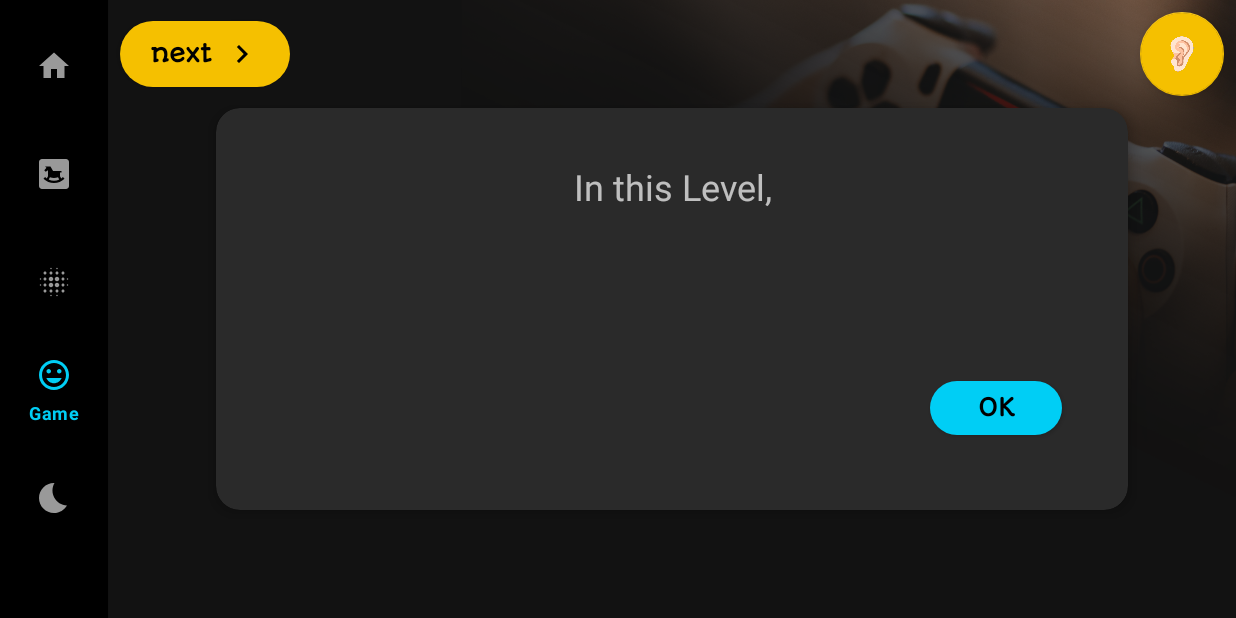
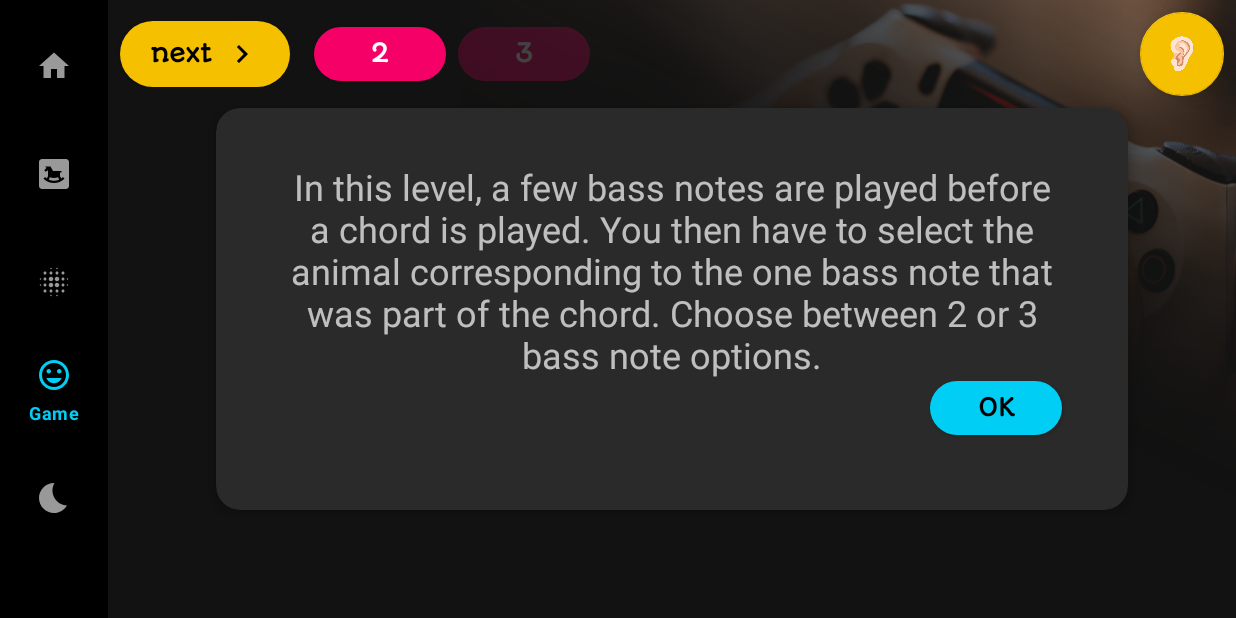
Before and after one commit to FabianMorenoDev/APPsolute, an Android app: the GameFragmentFirst screen opened through its navigation route, after a tap on "next", on a phone screen of 824 x 412 dp (held sideways). Run offline under Robolectric (Android 15) with nearby library versions, the phone set to English and light mode, and no system bars; our stand-ins replace data binding, navigation-ui; 1 statement that could not run was skipped; 1 other tap on this screen came first.

Commit message:
GAME: UI changes

```diff
--- a/app/src/main/java/de/doctormoreno/appsolute/ui/game/GameFragmentFirst.kt
+++ b/app/src/main/java/de/doctormoreno/appsolute/ui/game/GameFragmentFirst.kt
@@ -10,6 +10,8 @@ import androidx.fragment.app.activityViewModels
 import androidx.lifecycle.lifecycleScope
 import androidx.navigation.fragment.findNavController
 import coil.load
+import de.doctormoreno.appsolute.ALPHA_NOT_SELECTED
+import de.doctormoreno.appsolute.ALPHA_SELECTED
 import de.doctormoreno.appsolute.MainViewModel
 import de.doctormoreno.appsolute.audio.GAME_ONE_PATTERNS
 import de.doctormoreno.appsolute.data.models.Note
@@ -24,6 +26,8 @@ class GameFragmentFirst : Fragment() {
     private lateinit var binding: FragmentGameFirstBinding
     private val mainViewModel: MainViewModel by activityViewModels()
     private val gameViewModel: GameViewModel by activityViewModels()
+
+    private var mode = 2
 
     private lateinit var context: Context
 
@@ -43,26 +47,11 @@ class GameFragmentFirst : Fragment() {
     override fun onViewCreated(view: View, savedInstanceState: Bundle?) {
         super.onViewCreated(view, savedInstanceState)
         initializeView()
-        binding.btnNext.setOnClickListener {
-            findNavController().navigate(GameFragmentFirstDirections.actionGameFragmentFirstToGameFragmentSecond())
-        }
+        setOnClickListeners()
         gameViewModel.pause()
         gameViewModel.next.observe(viewLifecycleOwner) {
             if (it) {
                 startPattern()
-            }
-        }
-        binding.btnOk.setOnClickListener {
-            binding.cvDescrpition.visibility = View.GONE
-            gameViewModel.resume()
-            gameViewModel.stats.observe(viewLifecycleOwner) {
-                if (it.isNotEmpty()) {
-                    if (it.last()) {
-                        binding.tvCorrect.visibility = View.VISIBLE
-                    } else {
-                        binding.tvTryAgain.visibility = View.VISIBLE
-                    }
-                }
             }
         }
     }
@@ -92,8 +81,48 @@ class GameFragmentFirst : Fragment() {
         }
     }
 
+    private fun setOnClickListeners(){
+        binding.btnNext.setOnClickListener {
+            findNavController().navigate(GameFragmentFirstDirections.actionGameFragmentFirstToGameFragmentSecond())
+        }
+        binding.btnOk.setOnClickListener {
+            binding.cvDescrpition.visibility = View.GONE
+            gameViewModel.resume()
+            gameViewModel.stats.observe(viewLifecycleOwner) {
+                if (it.isNotEmpty()) {
+                    if (it.last()) {
+                        binding.tvCorrect.visibility = View.VISIBLE
+                    } else {
+                        binding.tvTryAgain.visibility = View.VISIBLE
+                    }
+                }
+            }
+        }
+        binding.btn2.setOnClickListener {
+            binding.btn2.alpha = ALPHA_SELECTED
+            binding.btn3.alpha = ALPHA_NOT_SELECTED
+            binding.btn4.alpha = ALPHA_NOT_SELECTED
+            mode = 2
+        }
+        binding.btn3.setOnClickListener {
+            binding.btn3.alpha = ALPHA_SELECTED
+            binding.btn2.alpha = ALPHA_NOT_SELECTED
+            binding.btn4.alpha = ALPHA_NOT_SELECTED
+            mode = 3
+        }
+        binding.btn4.setOnClickListener {
+            binding.btn4.alpha = ALPHA_SELECTED
+            binding.btn2.alpha = ALPHA_NOT_SELECTED
+            binding.btn3.alpha = ALPHA_NOT_SELECTED
+            mode = 4
+        }
+    }
+
     private fun initializeView() {
         binding.ivBackgroundGame.load(R.drawable.background_overlay_game)
+        binding.btn2.alpha = ALPHA_SELECTED
+        binding.btn3.alpha = ALPHA_NOT_SELECTED
+        binding.btn4.alpha = ALPHA_NOT_SELECTED
         binding.tvTryAgain.visibility = View.GONE
         binding.tvCorrect.visibility = View.GONE
     }
--- a/app/src/main/java/de/doctormoreno/appsolute/ui/game/GameFragmentResult.kt
+++ b/app/src/main/java/de/doctormoreno/appsolute/ui/game/GameFragmentResult.kt
@@ -9,6 +9,7 @@ import androidx.fragment.app.activityViewModels
 import coil.load
 import de.doctormoreno.appsolute.R
 import de.doctormoreno.appsolute.databinding.FragmentGameResultBinding
+import kotlin.math.round
 
 class GameFragmentResult : Fragment() {
 
@@ -42,7 +43,7 @@ class GameFragmentResult : Fragment() {
             if (correct == 0) {
                 "0"
             } else {
-                100.0 / (gameViewModel.stats.value?.size ?: 1) * correct
+                round(100* 100.0 / (gameViewModel.stats.value?.size ?: 1) * correct)/100
             }
         }%"
         binding.tvScore.text = result
--- a/app/src/main/java/de/doctormoreno/appsolute/ui/game/GameFragmentSecond.kt
+++ b/app/src/main/java/de/doctormoreno/appsolute/ui/game/GameFragmentSecond.kt
@@ -6,18 +6,25 @@ import android.view.View
 import android.view.ViewGroup
 import androidx.fragment.app.Fragment
 import androidx.fragment.app.activityViewModels
+import androidx.lifecycle.lifecycleScope
 import androidx.navigation.fragment.findNavController
 import coil.load
+import de.doctormoreno.appsolute.ALPHA_NOT_SELECTED
+import de.doctormoreno.appsolute.ALPHA_SELECTED
 import de.doctormoreno.appsolute.MainViewModel
 import de.doctormoreno.appsolute.R
+import de.doctormoreno.appsolute.audio.playNote
 import de.doctormoreno.appsolute.databinding.FragmentGameSecondBinding
 import kotlinx.coroutines.Job
+import kotlinx.coroutines.launch
 
 class GameFragmentSecond : Fragment() {
 
     private lateinit var binding: FragmentGameSecondBinding
     private val mainViewModel: MainViewModel by activityViewModels()
     private val gameViewModel: GameViewModel by activityViewModels()
+
+    private var mode = 2
 
     override fun onCreateView(
         inflater: LayoutInflater,
@@ -31,14 +38,38 @@ class GameFragmentSecond : Fragment() {
     override fun onViewCreated(view: View, savedInstanceState: Bundle?) {
         super.onViewCreated(view, savedInstanceState)
         initializeView()
-        binding.btnNext.setOnClickListener {
-            findNavController().navigate(GameFragmentSecondDirections.actionGameFragmentSecondToGameFragmentThird())
-        }
+        setOnClickListeners()
         gameViewModel.pause()
         gameViewModel.next.observe(viewLifecycleOwner) {
             if (it) {
                 startPattern()
             }
+        }
+    }
+
+    private fun startPattern() {
+        try {
+            mainViewModel.octaves.observe(viewLifecycleOwner) {
+                binding.gameContainerView.visibility = View.GONE
+                binding.tvCorrect.visibility = View.GONE
+                binding.tvTryAgain.visibility = View.GONE
+                var playJob: Job? = null
+
+                playJob = lifecycleScope.launch {
+                    // play
+                }
+
+                playJob?.invokeOnCompletion {
+                    binding.gameContainerView.visibility = View.VISIBLE
+                }
+            }
+        } catch (_: Exception) {
+        }
+    }
+
+    private fun setOnClickListeners(){
+        binding.btnNext.setOnClickListener {
+            findNavController().navigate(GameFragmentSecondDirections.actionGameFragmentSecondToGameFragmentThird())
         }
         binding.btnOk.setOnClickListener {
             binding.cvDescrpition.visibility = View.GONE
@@ -53,26 +84,22 @@ class GameFragmentSecond : Fragment() {
                 }
             }
         }
-    }
-
-    private fun startPattern() {
-        try {
-            mainViewModel.octaves.observe(viewLifecycleOwner) {
-                binding.gameContainerView.visibility = View.GONE
-                binding.tvCorrect.visibility = View.GONE
-                binding.tvTryAgain.visibility = View.GONE
-                var playJob: Job? = null
-
-                playJob?.invokeOnCompletion {
-                    binding.gameContainerView.visibility = View.VISIBLE
-                }
-            }
-        } catch (_: Exception) {
+        binding.btn2.setOnClickListener {
+            binding.btn2.alpha = ALPHA_SELECTED
+            binding.btn3.alpha = ALPHA_NOT_SELECTED
+            mode = 2
+        }
+        binding.btn3.setOnClickListener {
+            binding.btn3.alpha = ALPHA_SELECTED
+            binding.btn2.alpha = ALPHA_NOT_SELECTED
+            mode = 3
         }
     }
 
     private fun initializeView() {
         binding.ivBackgroundGame.load(R.drawable.background_overlay_game)
+        binding.btn2.alpha = ALPHA_SELECTED
+        binding.btn3.alpha = ALPHA_NOT_SELECTED
         binding.tvTryAgain.visibility = View.GONE
         binding.tvCorrect.visibility = View.GONE
     }
--- a/app/src/main/res/layout-land/fragment_game_second.xml
+++ b/app/src/main/res/layout-land/fragment_game_second.xml
@@ -43,37 +43,39 @@
             app:layout_constraintStart_toStartOf="parent"
             app:layout_constraintTop_toTopOf="parent" />
 
-        <TextView
-            android:id="@+id/tvCorrect"
+        <Button
+            android:id="@+id/btn2"
+            style="@style/Widget.MaterialComponents.FloatingActionButton"
             android:layout_width="wrap_content"
             android:layout_height="wrap_content"
-            android:text="@string/correct"
-            android:textColor="#5EFF24"
-            android:textSize="60sp"
+            android:layout_marginStart="16dp"
+            android:fontFamily="@font/autour_one"
+            android:text="2"
+            android:textColor="@color/white"
+            android:textSize="16sp"
             android:textStyle="bold"
-            android:visibility="gone"
-            app:layout_constraintBottom_toTopOf="@id/gameContainerView"
-            app:layout_constraintEnd_toEndOf="parent"
-            app:layout_constraintHorizontal_bias="0.5"
-            app:layout_constraintStart_toStartOf="parent"
-            app:layout_constraintTop_toTopOf="parent"
-            app:layout_constraintVertical_bias="0.5" />
+            app:backgroundTint="@color/tertiary_brand_color_500"
+            app:layout_constraintStart_toEndOf="@id/btnNext"
+            app:layout_constraintTop_toTopOf="@id/btnNext"
+            app:layout_constraintBottom_toBottomOf="@id/btnNext"
+            tools:ignore="HardcodedText" />
 
-        <TextView
-            android:id="@+id/tvTryAgain"
+        <Button
+            android:id="@+id/btn3"
+            style="@style/Widget.MaterialComponents.FloatingActionButton"
             android:layout_width="wrap_content"
             android:layout_height="wrap_content"
-            android:text="@string/try_again"
-            android:textColor="#FF2424"
-            android:textSize="60sp"
+            android:layout_marginStart="8dp"
+            android:fontFamily="@font/autour_one"
+            android:text="3"
+            android:textColor="@color/white"
+            android:textSize="16sp"
             android:textStyle="bold"
-            android:visibility="gone"
-            app:layout_constraintBottom_toTopOf="@id/gameContainerView"
-            app:layout_constraintEnd_toEndOf="parent"
-            app:layout_constraintHorizontal_bias="0.5"
-            app:layout_constraintStart_toStartOf="parent"
-            app:layout_constraintTop_toTopOf="parent"
-            app:layout_constraintVertical_bias="0.5" />
+            app:backgroundTint="@color/tertiary_brand_color_500"
+            app:layout_constraintStart_toEndOf="@id/btn2"
+            app:layout_constraintTop_toTopOf="@id/btnNext"
+            app:layout_constraintBottom_toBottomOf="@id/btnNext"
+            tools:ignore="HardcodedText" />
 
         <androidx.fragment.app.FragmentContainerView
             android:id="@+id/gameContainerView"
@@ -121,5 +123,39 @@
                 />
         </com.google.android.material.card.MaterialCardView>
 
+        <TextView
+            android:id="@+id/tvCorrect"
+            android:layout_width="wrap_content"
+            android:layout_height="wrap_content"
+            android:text="@string/correct"
+            android:textColor="#5EFF24"
+            android:textSize="60sp"
+            android:textStyle="bold"
+            android:visibility="gone"
+            android:background="#80000000"
+            app:layout_constraintBottom_toTopOf="@id/gameContainerView"
+            app:layout_constraintEnd_toEndOf="parent"
+            app:layout_constraintHorizontal_bias="0.5"
+            app:layout_constraintStart_toStartOf="parent"
+            app:layout_constraintTop_toTopOf="parent"
+            app:layout_constraintVertical_bias="0.5" />
+
+        <TextView
+            android:id="@+id/tvTryAgain"
+            android:layout_width="wrap_content"
+            android:layout_height="wrap_content"
+            android:text="@string/try_again"
+            android:textColor="#FF2424"
+            android:textSize="60sp"
+            android:textStyle="bold"
+            android:visibility="gone"
+            android:background="#80000000"
+            app:layout_constraintBottom_toTopOf="@id/gameContainerView"
+            app:layout_constraintEnd_toEndOf="parent"
+            app:layout_constraintHorizontal_bias="0.5"
+            app:layout_constraintStart_toStartOf="parent"
+            app:layout_constraintTop_toTopOf="parent"
+            app:layout_constraintVertical_bias="0.5" />
+
     </androidx.constraintlayout.widget.ConstraintLayout>
 </layout>
--- a/app/src/main/res/values/strings.xml
+++ b/app/src/main/res/values/strings.xml
@@ -55,8 +55,10 @@ Appsolute has a filter that recreates Mozart\'s way of hearing. According to dra
     <string name="next">next</string>
     <string name="correct">CORRECT 🤩</string>
     <string name="try_again">TRY AGAIN..</string>
-    <string name="game_first_description">In this Level, </string>
-    <string name="game_second_description">In this Level, </string>
-    <string name="game_third_description">In this Level, </string>
+    <string name="game_first_description">In this level, you can choose between 2, 3 or 4 notes being played in a certain order. You then have to select one of the animal corresponding to the notes you heard.</string>
+    <string name="game_second_description">In this level, a few bass notes are played before a chord is played. You then have to select the animal corresponding to the one bass note that was part of the chord. Choose between 2 or 3 bass note options.</string>
+    <string name="game_third_description">In this level, you will listen to a melody. You then have to select the animal corresponding to the note that was played last / first. Choose between the first and last note</string>
     <string name="ok">OK</string>
+    <string name="first">First</string>
+    <string name="last">Last</string>
 </resources>
```
Also changed, not shown: app/src/main/java/de/doctormoreno/appsolute/ui/game/GameFragmentThird.kt (+44 -18 lines), app/src/main/res/layout-land/fragment_game_first.xml (+34 -32 lines), app/src/main/res/layout-land/fragment_game_third.xml (+58 -24 lines).
